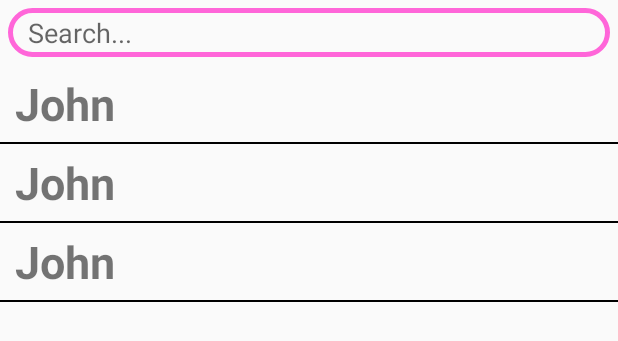
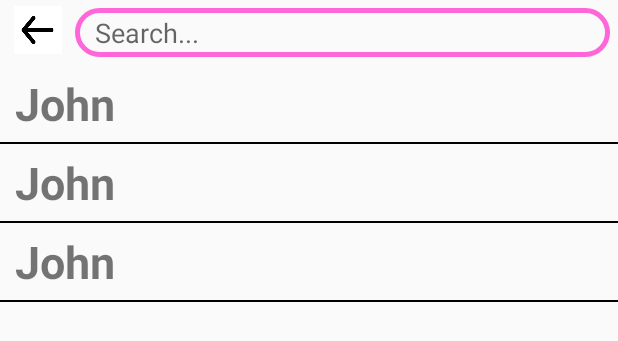
Before and after one commit to HiJohnCurtis/Mindful_App, an Android app built with Jetpack Compose: the layout activity_main_n.xml on its own in the app's theme, with its tools: preview values and no code run, on a phone screen of 412 x 824 dp. Shown: the top 341 px of the screen. Run offline under Robolectric (Android 15) with nearby library versions, the phone set to English and light mode, and no system bars.

```diff
--- a/app/src/main/java/com/example/chattingappmindful/ChatActivity.kt
+++ b/app/src/main/java/com/example/chattingappmindful/ChatActivity.kt
@@ -81,6 +81,8 @@ class ChatActivity : AppCompatActivity() {
             val message = messageBox.text.toString()
             val messageObject = Message(message, senderUid)
 
+            if (message.isNotEmpty()) {
+
                 mDbRef.child("chats").child(senderRoom!!).child("messages").push()
                     .setValue(messageObject).addOnSuccessListener {
                         mDbRef.child("chats").child(receiverRoom!!).child("messages").push()
@@ -89,5 +91,8 @@ class ChatActivity : AppCompatActivity() {
                 messageBox.setText("")
             }
 
+            //possibly could use this logic to store thought counter total
+        }
+
     }
 }
--- a/app/src/main/res/layout/activity_main_n.xml
+++ b/app/src/main/res/layout/activity_main_n.xml
@@ -6,17 +6,29 @@
     android:layout_height="match_parent"
     tools:context=".MainActivityN">
 
+    <ImageView
+        android:id="@+id/btnBack"
+        android:layout_width="50dp"
+        android:layout_height="37dp"
+        android:paddingTop="4dp"
+        android:paddingBottom="1dp"
+        android:src="@drawable/backback" />
+
     <EditText
         android:id="@+id/search_users"
         android:layout_width="match_parent"
         android:layout_height="wrap_content"
-        android:layout_margin="5dp"
+        android:layout_marginStart="50dp"
+        android:layout_marginTop="5dp"
+        android:layout_marginEnd="5dp"
+        android:layout_marginBottom="5dp"
+        android:layout_marginLeft="20dp"
+        android:background="@drawable/edt_background"
         android:hint="Search..."
         android:paddingLeft="13dp"
         android:paddingTop="4dp"
-        android:paddingBottom="4dp"
-        android:background="@drawable/edt_background"
-        />
+        android:paddingBottom="4dp" />
+
 
 
     <androidx.recyclerview.widget.RecyclerView
@@ -28,6 +40,7 @@
         tools:listitem="@layout/user_layout"
         tools:layout_editor_absoluteY="1dp" />
 
+
     <!--initial layout was: androidx.constraintlayout.widget.ConstraintLayout-->
 
 </RelativeLayout>
```
Also changed, not shown: app/src/main/java/com/example/chattingappmindful/MainActivityN.kt (+14 -0 lines), app/src/main/res/layout/activity_chat.xml (+12 -3 lines), app/src/main/res/drawable/backback.png (added), app/src/main/res/drawable/brain.jpg (added). Lines whose indentation alone changed are shown as unchanged.
